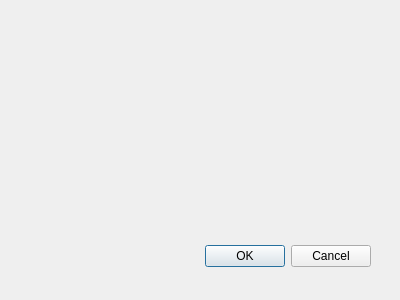
Old version of the form opus_gui/settings/databasesettings.ui in the repository psrc/urbansim.
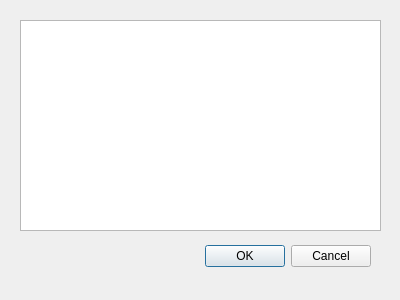
New version of the form.

Commit message: adding database settings editor gui

The edit to the form file:
```diff
--- a/opus_gui/settings/databasesettings.ui
+++ b/opus_gui/settings/databasesettings.ui
@@ -28,6 +28,16 @@
     <set>QDialogButtonBox::Cancel|QDialogButtonBox::Ok</set>
    </property>
   </widget>
+  <widget class="QTreeView" name="databaseSettingsTreeView" >
+   <property name="geometry" >
+    <rect>
+     <x>20</x>
+     <y>20</y>
+     <width>361</width>
+     <height>211</height>
+    </rect>
+   </property>
+  </widget>
  </widget>
  <resources/>
  <connections>
```
The commit also changes 4 other files.
